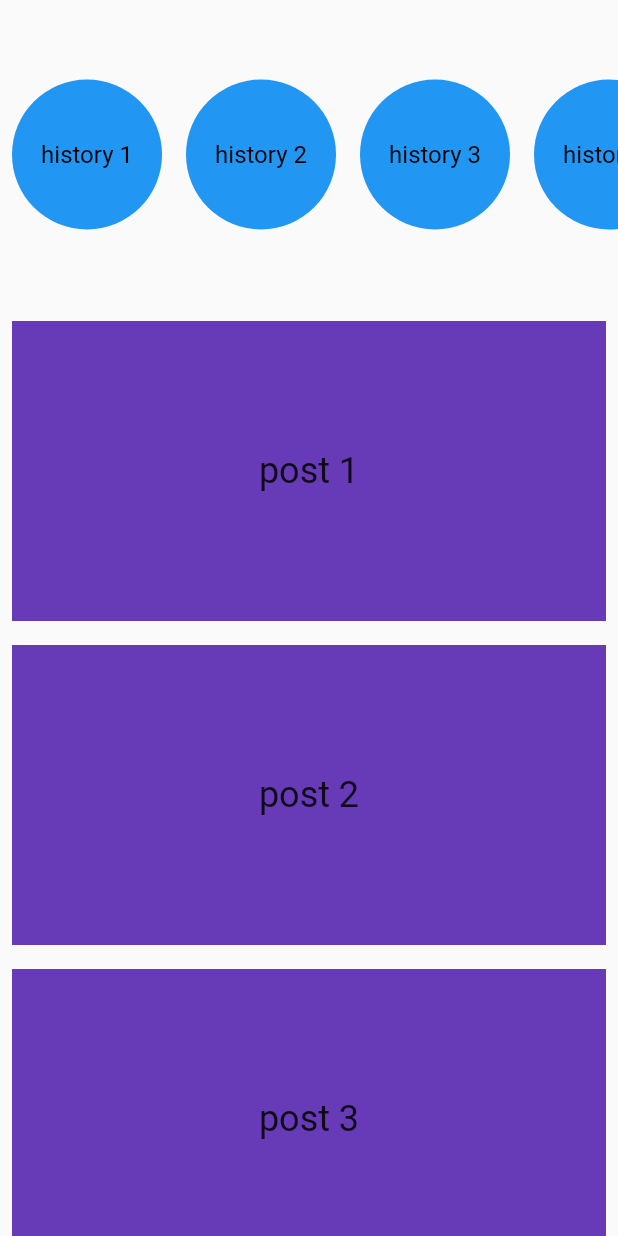
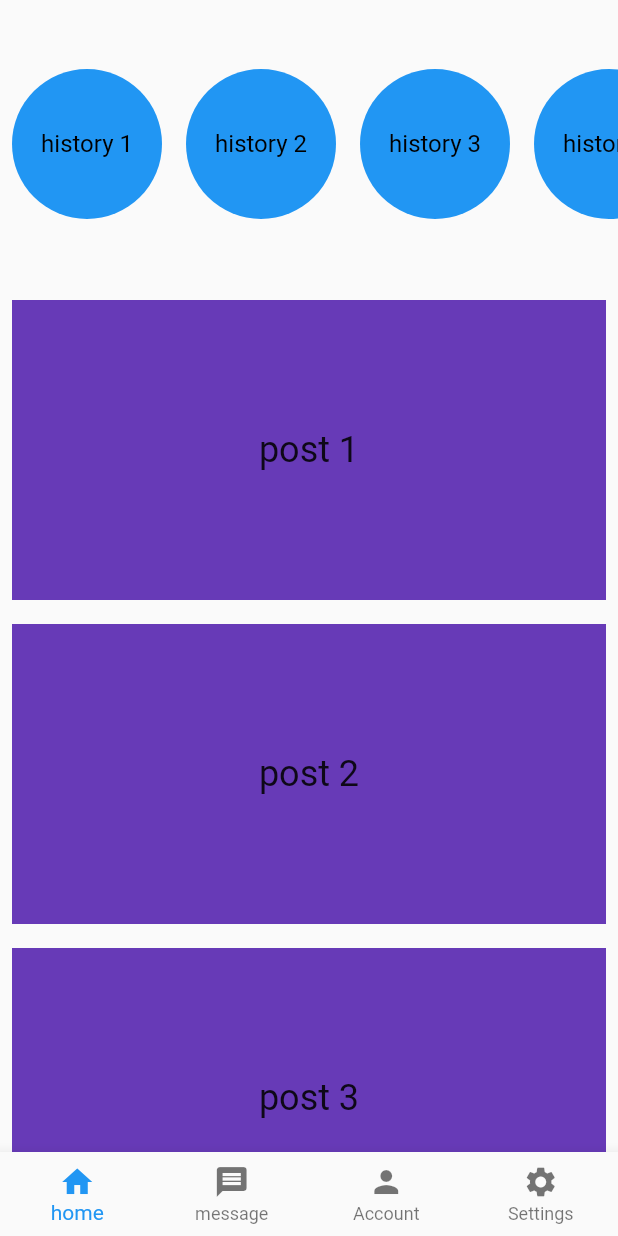
Before and after one commit to Hbbmoussa/flutteer_practice, a Flutter app: the screen it shows after launch, on a phone screen of 412 x 824 dp. Run offline on Flutter 3.47's test engine with Material 2 defaults, Android fonts, the light colour scheme and no system bars.

Commit message:
added of bottomBar and listview

```diff
--- /dev/null
+++ b/lib/app_bar.dart
@@ -0,0 +1,52 @@
+// ignore_for_file: prefer_const_constructors, prefer_const_literals_to_create_immutables
+
+import 'package:flutteer_practice/pages/account.dart';
+import 'package:flutteer_practice/pages/home_page.dart';
+import 'package:flutteer_practice/pages/message.dart';
+import 'package:flutteer_practice/pages/settings.dart';
+import 'package:flutter/material.dart';
+
+class MyAppBar extends StatefulWidget {
+  const MyAppBar({super.key});
+
+  @override
+  State<MyAppBar> createState() => _MyAppBarState();
+}
+
+class _MyAppBarState extends State<MyAppBar> {
+  int _selectedIndex = 0;
+  final List<Widget> _pages = [
+    MyHomePage(title: "Hello"),
+    UserMessage(),
+    UserSettings(),
+    UserAccount()
+  ];
+
+  @override
+  Widget build(BuildContext context) {
+    return Scaffold(
+      body: _pages[_selectedIndex],
+      bottomNavigationBar: BottomNavigationBar(
+          currentIndex: _selectedIndex,
+          onTap: (value) {
+            setState(() {
+              _selectedIndex = value;
+            });
+          },
+          //If the bottom navigation bar items are more than 4.
+          type: BottomNavigationBarType.fixed,
+          items: [
+            BottomNavigationBarItem(
+                icon: Icon(
+                  Icons.home,
+                ),
+                label: 'home'),
+            BottomNavigationBarItem(
+                icon: Icon(Icons.message), label: 'message'),
+            BottomNavigationBarItem(icon: Icon(Icons.person), label: 'Account'),
+            BottomNavigationBarItem(
+                icon: Icon(Icons.settings), label: 'Settings'),
+          ]),
+    );
+  }
+}
--- a/lib/my_app.dart
+++ b/lib/my_app.dart
@@ -1,3 +1,5 @@
+import 'package:flutteer_practice/app_bar.dart';
+import 'package:flutteer_practice/grid_view.dart';
 import 'package:flutteer_practice/pages/home_page.dart';
 import 'package:flutter/material.dart';
 
@@ -10,7 +12,7 @@ class MyApp extends StatelessWidget {
       theme: ThemeData(
         primarySwatch: Colors.blue,
       ),
-      home: const MyHomePage(title: 'Home Page'),
+      home: const MyAppBar(),
     );
   }
 }
```
Also changed, not shown: lib/grid_view.dart (added, +48 -0 lines), lib/pages/account.dart (added, +14 -0 lines), lib/pages/message.dart (added, +14 -0 lines), lib/pages/settings.dart (added, +14 -0 lines).
